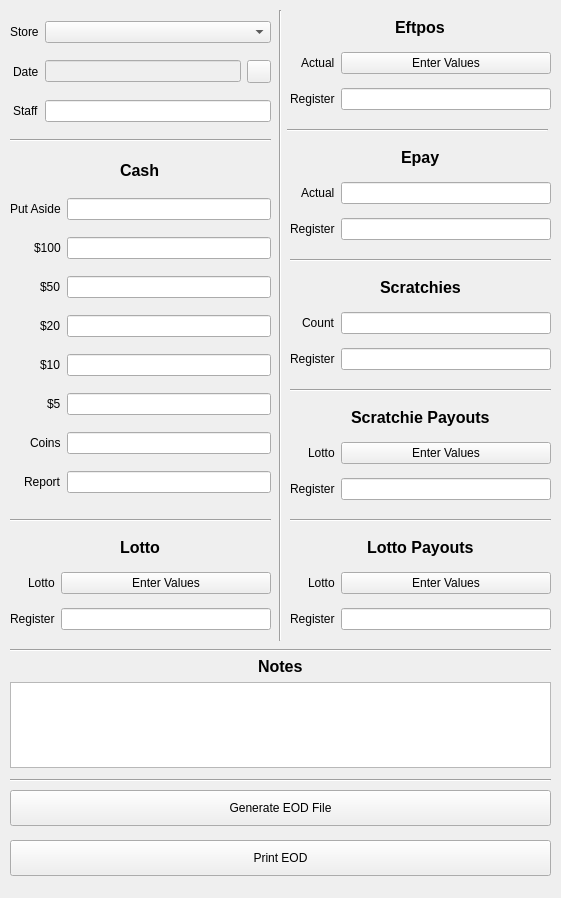
Old version of the form main_window.ui in the repository cyclotrons-hamhung/EODGeneratorPySide2.
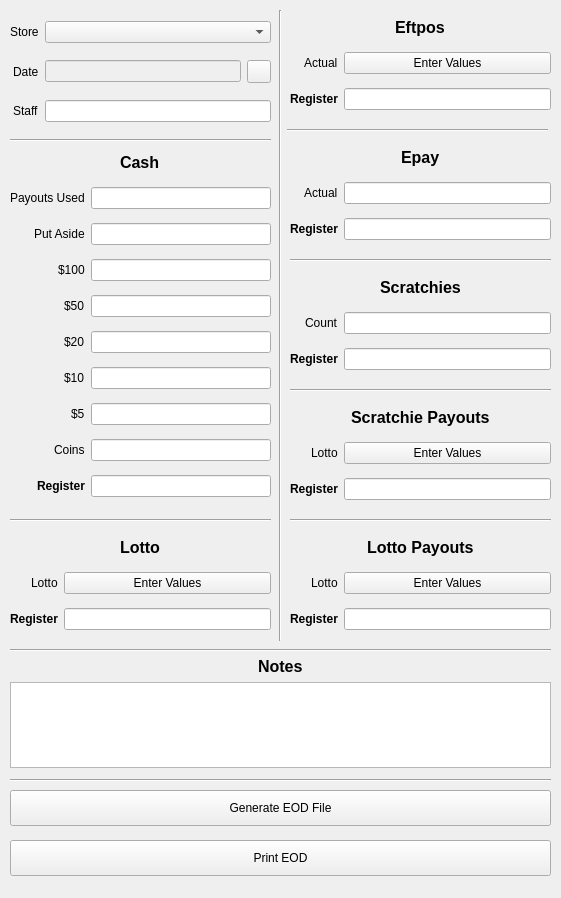
New version of the form.

Commit message: 'Payouts used' added to qt and code

```diff
--- a/main_window.ui
+++ b/main_window.ui
@@ -10,6 +10,12 @@
     <height>898</height>
    </rect>
   </property>
+  <property name="sizePolicy">
+   <sizepolicy hsizetype="Fixed" vsizetype="Fixed">
+    <horstretch>0</horstretch>
+    <verstretch>0</verstretch>
+   </sizepolicy>
+  </property>
   <property name="windowTitle">
    <string>End of Day: Staff</string>
   </property>
@@ -109,7 +115,7 @@
      <item row="2" column="0" alignment="Qt::AlignRight">
       <widget class="QLabel" name="eftRegisterLabel">
        <property name="text">
-        <string>Register</string>
+        <string>&lt;html&gt;&lt;head/&gt;&lt;body&gt;&lt;p&gt;&lt;span style=&quot; font-weight:600;&quot;&gt;Register&lt;/span&gt;&lt;/p&gt;&lt;/body&gt;&lt;/html&gt;</string>
        </property>
       </widget>
      </item>
@@ -148,30 +154,6 @@
      </rect>
     </property>
     <layout class="QGridLayout" name="epayGrid">
-     <item row="1" column="0" alignment="Qt::AlignRight">
-      <widget class="QLabel" name="epayActualLabel">
-       <property name="text">
-        <string>Actual</string>
-       </property>
-      </widget>
-     </item>
-     <item row="1" column="1">
-      <widget class="QLineEdit" name="epayActualEdit">
-       <property name="enabled">
-        <bool>true</bool>
-       </property>
-      </widget>
-     </item>
-     <item row="2" column="0" alignment="Qt::AlignRight">
-      <widget class="QLabel" name="epayRegisterLabel">
-       <property name="text">
-        <string>Register</string>
-       </property>
-      </widget>
-     </item>
-     <item row="2" column="1">
-      <widget class="QLineEdit" name="epayRegisterEdit"/>
-     </item>
      <item row="0" column="0" colspan="2" alignment="Qt::AlignHCenter">
       <widget class="QLabel" name="epayLabel">
        <property name="maximumSize">
@@ -185,6 +167,30 @@
        </property>
       </widget>
      </item>
+     <item row="2" column="0" alignment="Qt::AlignRight">
+      <widget class="QLabel" name="epayRegisterLabel">
+       <property name="text">
+        <string>&lt;html&gt;&lt;head/&gt;&lt;body&gt;&lt;p&gt;&lt;span style=&quot; font-weight:600;&quot;&gt;Register&lt;/span&gt;&lt;/p&gt;&lt;/body&gt;&lt;/html&gt;</string>
+       </property>
+      </widget>
+     </item>
+     <item row="2" column="1">
+      <widget class="QLineEdit" name="epayRegisterEdit"/>
+     </item>
+     <item row="1" column="0" alignment="Qt::AlignRight">
+      <widget class="QLabel" name="epayActualLabel">
+       <property name="text">
+        <string>Actual</string>
+       </property>
+      </widget>
+     </item>
+     <item row="1" column="1">
+      <widget class="QLineEdit" name="epayActualEdit">
+       <property name="enabled">
+        <bool>true</bool>
+       </property>
+      </widget>
+     </item>
     </layout>
    </widget>
    <widget class="QWidget" name="gridLayoutWidget_6">
@@ -223,7 +229,7 @@
      <item row="2" column="0" alignment="Qt::AlignRight">
       <widget class="QLabel" name="scratchiesRegisterLabel">
        <property name="text">
-        <string>Register</string>
+        <string>&lt;html&gt;&lt;head/&gt;&lt;body&gt;&lt;p&gt;&lt;span style=&quot; font-weight:600;&quot;&gt;Register&lt;/span&gt;&lt;/p&gt;&lt;/body&gt;&lt;/html&gt;</string>
        </property>
       </widget>
      </item>
@@ -256,7 +262,7 @@
      <item row="2" column="0" alignment="Qt::AlignRight">
       <widget class="QLabel" name="scratchiesPayRegisterLabel">
        <property name="text">
-        <string>Register</string>
+        <string>&lt;html&gt;&lt;head/&gt;&lt;body&gt;&lt;p&gt;&lt;span style=&quot; font-weight:600;&quot;&gt;Register&lt;/span&gt;&lt;/p&gt;&lt;/body&gt;&lt;/html&gt;</string>
        </property>
       </widget>
      </item>
@@ -318,7 +324,7 @@
      <item row="2" column="0" alignment="Qt::AlignRight">
       <widget class="QLabel" name="lottoPayRegisterLabel">
        <property name="text">
-        <string>Register</string>
+        <string>&lt;html&gt;&lt;head/&gt;&lt;body&gt;&lt;p&gt;&lt;span style=&quot; font-weight:600;&quot;&gt;Register&lt;/span&gt;&lt;/p&gt;&lt;/body&gt;&lt;/html&gt;</string>
        </property>
       </widget>
      </item>
@@ -370,7 +376,7 @@
      <item row="2" column="0" alignment="Qt::AlignRight">
       <widget class="QLabel" name="lottoRegisterLabel">
        <property name="text">
-        <string>Register</string>
+        <string>&lt;html&gt;&lt;head/&gt;&lt;body&gt;&lt;p&gt;&lt;span style=&quot; font-weight:600;&quot;&gt;Register&lt;/span&gt;&lt;/p&gt;&lt;/body&gt;&lt;/html&gt;</string>
        </property>
       </widget>
      </item>
@@ -387,112 +393,122 @@
     <property name="geometry">
      <rect>
       <x>10</x>
-      <y>150</y>
+      <y>145</y>
       <width>261</width>
-      <height>361</height>
+      <height>370</height>
      </rect>
     </property>
     <layout class="QGridLayout" name="cashGrid">
-     <item row="2" column="0" alignment="Qt::AlignRight">
-      <widget class="QLabel" name="cash100Label">
-       <property name="text">
-        <string>$100</string>
-       </property>
-      </widget>
-     </item>
-     <item row="2" column="1">
-      <widget class="QLineEdit" name="cash100Edit"/>
+     <item row="8" column="1">
+      <widget class="QLineEdit" name="cashCoinsEdit"/>
      </item>
      <item row="7" column="0" alignment="Qt::AlignRight">
-      <widget class="QLabel" name="cashCoinsLabel">
-       <property name="text">
-        <string>Coins</string>
-       </property>
-      </widget>
-     </item>
-     <item row="6" column="0" alignment="Qt::AlignRight">
       <widget class="QLabel" name="cash5Label">
        <property name="text">
         <string>$5</string>
        </property>
       </widget>
      </item>
-     <item row="1" column="0" alignment="Qt::AlignRight">
-      <widget class="QLabel" name="cashAsideLabel">
-       <property name="text">
-        <string>Put Aside</string>
-       </property>
-      </widget>
+     <item row="7" column="1">
+      <widget class="QLineEdit" name="cash5Edit"/>
      </item>
-     <item row="0" column="0" colspan="2" alignment="Qt::AlignHCenter">
-      <widget class="QLabel" name="cashLabel">
-       <property name="maximumSize">
-        <size>
-         <width>16777215</width>
-         <height>20</height>
-        </size>
-       </property>
-       <property name="styleSheet">
-        <string notr="true"/>
-       </property>
-       <property name="text">
-        <string>&lt;html&gt;&lt;head/&gt;&lt;body&gt;&lt;p&gt;&lt;span style=&quot; font-size:12pt; font-weight:600;&quot;&gt;Cash&lt;/span&gt;&lt;/p&gt;&lt;/body&gt;&lt;/html&gt;</string>
-       </property>
-      </widget>
-     </item>
-     <item row="1" column="1">
-      <widget class="QLineEdit" name="cashAsideEdit">
-       <property name="enabled">
-        <bool>true</bool>
-       </property>
-      </widget>
-     </item>
-     <item row="3" column="0" alignment="Qt::AlignRight">
+     <item row="4" column="0" alignment="Qt::AlignRight">
       <widget class="QLabel" name="cash50Label">
        <property name="text">
         <string>$50</string>
        </property>
       </widget>
      </item>
-     <item row="4" column="0" alignment="Qt::AlignRight">
+     <item row="3" column="0" alignment="Qt::AlignRight">
+      <widget class="QLabel" name="cash100Label">
+       <property name="text">
+        <string>$100</string>
+       </property>
+      </widget>
+     </item>
+     <item row="9" column="0" alignment="Qt::AlignRight">
+      <widget class="QLabel" name="cashregisterLabel">
+       <property name="text">
+        <string>&lt;html&gt;&lt;head/&gt;&lt;body&gt;&lt;p&gt;&lt;span style=&quot; font-weight:600;&quot;&gt;Register&lt;/span&gt;&lt;/p&gt;&lt;/body&gt;&lt;/html&gt;</string>
+       </property>
+      </widget>
+     </item>
+     <item row="5" column="0" alignment="Qt::AlignRight">
       <widget class="QLabel" name="cash20Label">
        <property name="text">
         <string>$20</string>
        </property>
       </widget>
      </item>
-     <item row="5" column="0" alignment="Qt::AlignRight">
+     <item row="6" column="0" alignment="Qt::AlignRight">
       <widget class="QLabel" name="cash10Label">
        <property name="text">
         <string>$10</string>
        </property>
       </widget>
      </item>
-     <item row="8" column="0" alignment="Qt::AlignRight">
-      <widget class="QLabel" name="cashregisterLabel">
-       <property name="text">
-        <string>Report</string>
-       </property>
-      </widget>
-     </item>
      <item row="3" column="1">
-      <widget class="QLineEdit" name="cash50Edit"/>
+      <widget class="QLineEdit" name="cash100Edit"/>
+     </item>
+     <item row="0" column="0" colspan="2" alignment="Qt::AlignHCenter">
+      <widget class="QLabel" name="cashLabel">
+       <property name="maximumSize">
+        <size>
+         <width>16777215</width>
+         <height>20</height>
+        </size>
+       </property>
+       <property name="styleSheet">
+        <string notr="true"/>
+       </property>
+       <property name="text">
+        <string>&lt;html&gt;&lt;head/&gt;&lt;body&gt;&lt;p&gt;&lt;span style=&quot; font-size:12pt; font-weight:600;&quot;&gt;Cash&lt;/span&gt;&lt;/p&gt;&lt;/body&gt;&lt;/html&gt;</string>
+       </property>
+      </widget>
      </item>
      <item row="4" column="1">
-      <widget class="QLineEdit" name="cash20Edit"/>
+      <widget class="QLineEdit" name="cash50Edit"/>
      </item>
-     <item row="5" column="1">
-      <widget class="QLineEdit" name="cash10Edit"/>
+     <item row="8" column="0" alignment="Qt::AlignRight">
+      <widget class="QLabel" name="cashCoinsLabel">
+       <property name="text">
+        <string>Coins</string>
+       </property>
+      </widget>
+     </item>
+     <item row="2" column="1">
+      <widget class="QLineEdit" name="cashAsideEdit">
+       <property name="enabled">
+        <bool>true</bool>
+       </property>
+      </widget>
      </item>
      <item row="6" column="1">
-      <widget class="QLineEdit" name="cash5Edit"/>
+      <widget class="QLineEdit" name="cash10Edit"/>
      </item>
-     <item row="7" column="1">
-      <widget class="QLineEdit" name="cashCoinsEdit"/>
+     <item row="2" column="0" alignment="Qt::AlignRight">
+      <widget class="QLabel" name="cashAsideLabel">
+       <property name="text">
+        <string>Put Aside</string>
+       </property>
+      </widget>
      </item>
-     <item row="8" column="1">
+     <item row="9" column="1">
       <widget class="QLineEdit" name="cashRegisterEdit"/>
      </item>
+     <item row="5" column="1">
+      <widget class="QLineEdit" name="cash20Edit"/>
+     </item>
+     <item row="1" column="0" alignment="Qt::AlignRight">
+      <widget class="QLabel" name="cashPayoutsLabel">
+       <property name="text">
+        <string>Payouts Used</string>
+       </property>
+      </widget>
+     </item>
+     <item row="1" column="1">
+      <widget class="QLineEdit" name="cashPayoutsEdit"/>
+     </item>
     </layout>
    </widget>
    <widget class="Line" name="lineV1">
```
Left out of the diff: 29 changed lines with no effect on the pictures. The commit also changes 8 other files.
